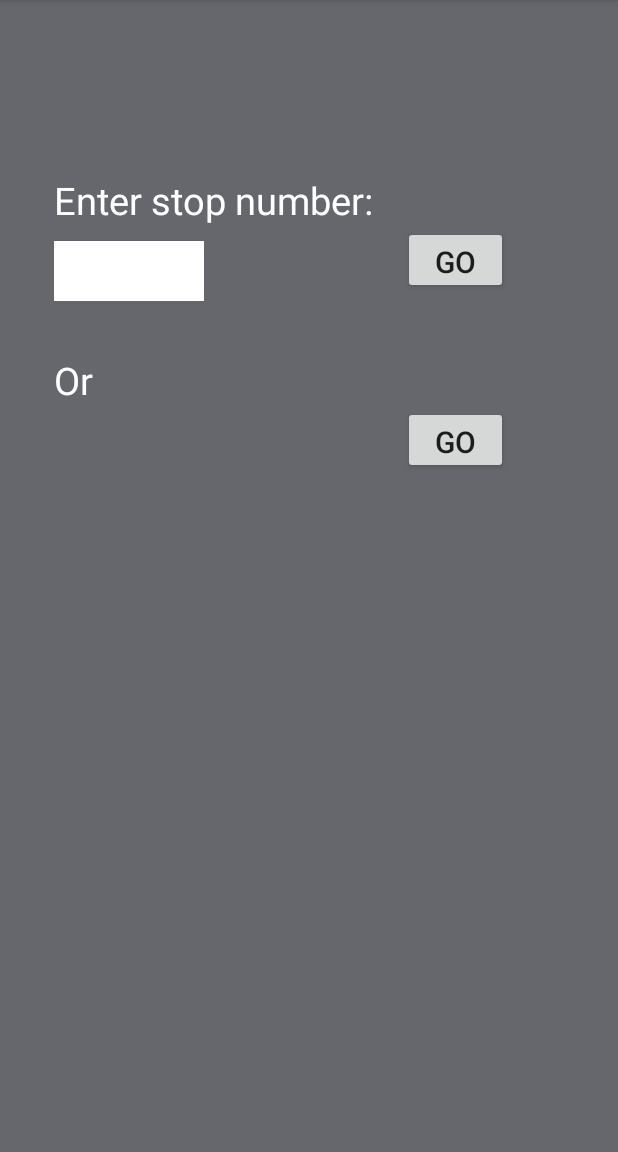
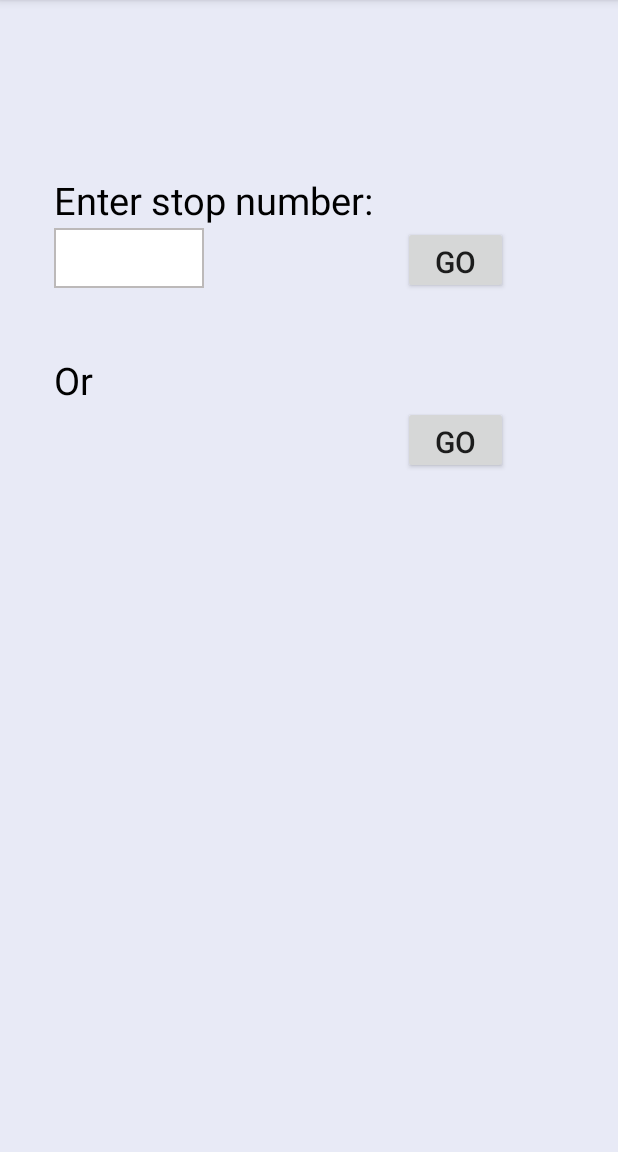
Before and after one commit to MariaAlicia/App, an Android app: the screen it shows after launch (MainActivity), on a phone screen of 412 x 824 dp, the part 84-1236 px from its top. Run offline under Robolectric (Android 15) with nearby library versions, the phone set to English and light mode, and no system bars; libraries missing offline, so code that uses them is left out: au.com.bytecode; 3 statements that could not run were skipped.

Commit message:
made ui look better

```diff
--- /dev/null
+++ b/app/src/main/res/drawable/edittext_border.xml
@@ -0,0 +1,11 @@
+<selector xmlns:android="http://schemas.android.com/apk/res/android">
+<item>
+ <shape android:shape="rectangle">
+ <solid android:color="#ffffff"/>
+ <stroke
+ android:width="1dp"
+ android:color="#bcb9b9"
+ />
+ </shape>
+</item>
+</selector>
--- a/app/src/main/res/layout/activity_main.xml
+++ b/app/src/main/res/layout/activity_main.xml
@@ -7,8 +7,10 @@
     android:paddingLeft="@dimen/activity_horizontal_margin"
     android:paddingRight="@dimen/activity_horizontal_margin"
     android:paddingTop="@dimen/activity_vertical_margin"
-    android:background="#65676d"
+    android:background="#E8EAF6"
     tools:context="io.hackathon.hackathon2016.MainActivity">
+
+
 
     <TextView
         android:layout_width="wrap_content"
@@ -16,7 +18,7 @@
         android:textSize="25dp"
         android:text="Enter stop number:"
         android:layout_marginLeft="20dp"
-        android:textColor="#ffffff"
+        android:textColor="#000000"
         android:layout_marginTop="100dp"
         android:id="@+id/hi"/>
 
@@ -24,10 +26,11 @@
         android:layout_width="100dp"
         android:layout_height="40dp"
         android:inputType="phone"
-        android:layout_marginTop="10dp"
+        android:layout_marginTop="1dp"
         android:layout_marginLeft="20dp"
         android:maxLength="4"
-        android:background="#ffffff"
+        android:background="@drawable/edittext_border"
+
         android:layout_below="@+id/hi"
         android:id="@+id/stopId"
         />
@@ -36,7 +39,7 @@
         android:layout_width="wrap_content"
         android:layout_height="wrap_content"
         android:text="Or"
-        android:textColor="#ffffff"
+        android:textColor="#000000"
         android:textSize="25dp"
         android:layout_marginTop="40dp"
         android:layout_marginLeft="20dp"
--- a/app/src/main/res/layout/route_content.xml
+++ b/app/src/main/res/layout/route_content.xml
@@ -2,7 +2,7 @@
 <LinearLayout xmlns:android="http://schemas.android.com/apk/res/android"
     android:orientation="vertical" android:layout_width="match_parent"
     android:layout_height="match_parent"
-    android:background="#65676d">
+    android:background="#E8EAF6">
 
     <TextView
         android:layout_width="wrap_content"
--- a/app/src/main/res/layout/stops_content.xml
+++ b/app/src/main/res/layout/stops_content.xml
@@ -2,7 +2,7 @@
 <LinearLayout xmlns:android="http://schemas.android.com/apk/res/android"
     android:orientation="vertical" android:layout_width="match_parent"
     android:layout_height="match_parent"
-    android:background="#65676d">
+    android:background="#E8EAF6">
 
     <TextView
         android:layout_width="wrap_content"
@@ -11,7 +11,7 @@
         android:text="Bus times"
         android:layout_marginLeft="20dp"
         android:layout_marginTop="10dp"
-        android:textColor="#ffffff"
+        android:textColor="#000000"
         android:id="@+id/hi"/>
 
     <ListView android:layout_width="fill_parent"
@@ -21,7 +21,7 @@
         android:layout_marginTop="10dp"
         android:layout_marginRight="20dp"
         android:layout_below="@+id/hi"
-        android:background="#ffffff"
+        android:background="@drawable/edittext_border"
         />
 
 </LinearLayout>
```
Also changed, not shown: app/src/main/res/drawable/spinner_border.xml (added, +13 -0 lines).
